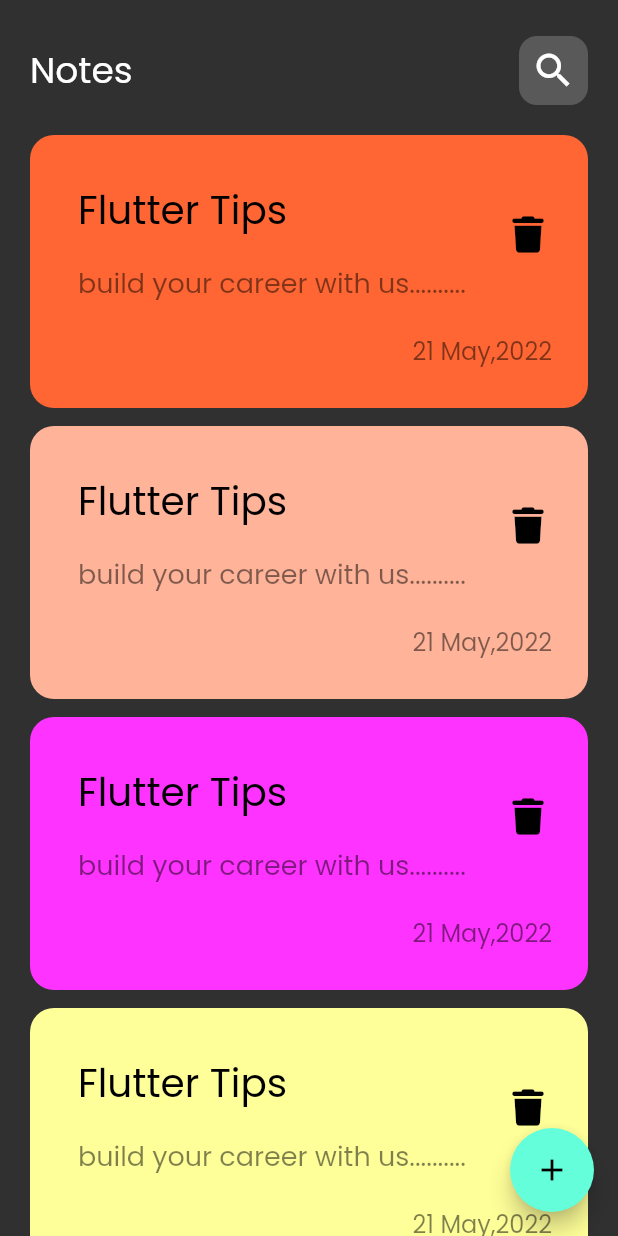
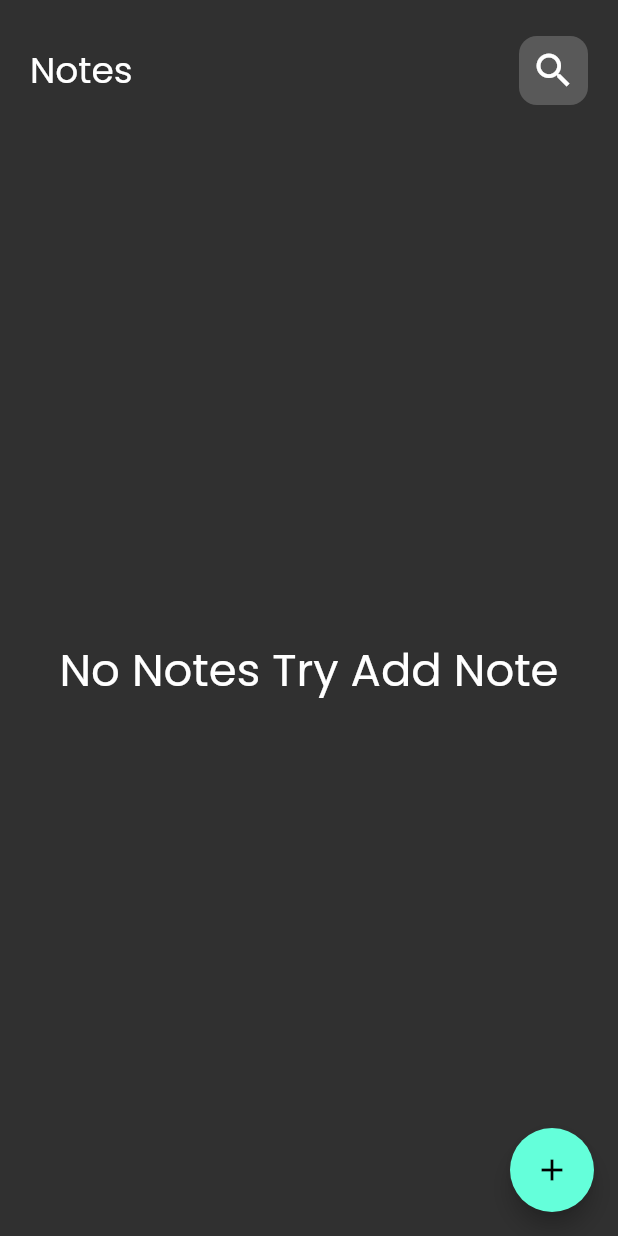
Before and after one commit to abdelrahmanredaelgendy/notes_app, a Flutter app: the screen it shows after launch, on a phone screen of 412 x 824 dp. Run offline on Flutter 3.47's test engine with Material 2 defaults, Android fonts, the phone set to English and light mode, and no system bars; our stand-ins replace flutter_bloc, font_awesome_flutter, google_fonts, hive, hive_flutter, infinite_scroll_pagination; accounts and stored records are empty.

Commit message:
create bloc and get data from local storage hive

```diff
--- a/lib/bloc/note_event.dart
+++ b/lib/bloc/note_event.dart
@@ -3,7 +3,7 @@ part of 'note_bloc.dart';
 @immutable
 abstract class NoteEvent {}
 
-<<<<<<< HEAD
+
 class AddNoteEvent extends NoteEvent {
   final NoteModel noteModel;
 
@@ -15,12 +15,3 @@ class DeleteNoteEvent extends NoteEvent {
 }
 
 class LoadDataEvent extends NoteEvent {}
-=======
-// class AddNoteEvent extends NoteEvent {
-//   final NoteModel noteModel;
-//
-//   AddNoteEvent({required this.noteModel});
-// }
-// class EditNoteEvent extends NoteEvent {}
-class LoadDataEvent extends NoteEvent{}
->>>>>>> origin/main
--- a/lib/bloc/note_state.dart
+++ b/lib/bloc/note_state.dart
@@ -5,19 +5,9 @@ abstract class NoteState {}
 
 class NoteInitial extends NoteState {}
 
-<<<<<<< HEAD
 class AddNoteSuccess extends NoteState {}
 
 class AddNoteFailure extends NoteState {}
-=======
-// class AddNoteSuccess extends NoteState {
-//   final Box<NoteModel> noteBox;
-//
-//   AddNoteSuccess({required this.noteBox});
-// }
-
-//class AddNoteFailure extends NoteState {}
->>>>>>> origin/main
 
 class LoadNoteSuccess extends NoteState {
   final List<NoteModel> noteList;
@@ -27,16 +17,6 @@ class LoadNoteSuccess extends NoteState {
 
 class LoadNoteFailure extends NoteState {}
 
-<<<<<<< HEAD
 class DeleteNoteSuccess extends NoteState {}
 
 class DeleteNoteFailure extends NoteState {}
-=======
-// class AddNoteLoading extends NoteState {}
-
-// class EditNoteSuccess extends NoteState {}
-//
-// class EditNoteFailure extends NoteState {}
->>>>>>> origin/main
-//
-// class EditNoteLoading extends NoteState {}
--- a/lib/views/widgets/custom_note_item.dart
+++ b/lib/views/widgets/custom_note_item.dart
@@ -1,13 +1,14 @@
 import 'package:flutter/material.dart';
+import 'package:flutter_bloc/flutter_bloc.dart';
 import 'package:font_awesome_flutter/font_awesome_flutter.dart';
 import 'package:google_fonts/google_fonts.dart';
+import 'package:note_app/bloc/note_bloc.dart';
+import 'package:note_app/models/note_model.dart';
 import 'package:note_app/views/edit_note_view.dart';
 
 class NoteItem extends StatelessWidget {
-  const NoteItem({super.key, required this.color});
-
-  final Color color;
-
+  const NoteItem({super.key, required this.noteModel});
+  final NoteModel noteModel;
   @override
   Widget build(BuildContext context) {
     return GestureDetector(
@@ -22,26 +23,29 @@ class NoteItem extends StatelessWidget {
         padding: const EdgeInsets.only(top: 26, bottom: 26, left: 16),
         decoration: BoxDecoration(
           borderRadius: BorderRadius.circular(16),
-          color: color,
+          color: Color(noteModel.color),
         ),
         child: Column(
           crossAxisAlignment: CrossAxisAlignment.end,
           children: [
             ListTile(
               title: Text(
-                "Flutter Tips",
+                noteModel.title,
                 style: GoogleFonts.poppins(color: Colors.black, fontSize: 26),
               ),
               subtitle: Padding(
                 padding: const EdgeInsets.symmetric(vertical: 16.0),
                 child: Text(
-                  "build your career with us..........",
+                  noteModel.subTitle,
                   style: GoogleFonts.poppins(
                       color: Colors.black.withOpacity(0.5), fontSize: 18),
                 ),
               ),
               trailing: IconButton(
-                onPressed: () {},
+                onPressed: () async{
+                  await noteModel.delete();
+                  BlocProvider.of<NoteBloc>(context).add(DeleteNoteEvent());
+                },
                 icon: const Icon(
                   FontAwesomeIcons.trash,
                   color: Colors.black,
--- a/lib/views/widgets/note_list_view.dart
+++ b/lib/views/widgets/note_list_view.dart
@@ -1,8 +1,15 @@
 import 'package:flutter/material.dart';
+
+import 'package:google_fonts/google_fonts.dart';
+import 'package:infinite_scroll_pagination/infinite_scroll_pagination.dart';
+
+import 'package:note_app/models/note_model.dart';
 import 'package:note_app/views/widgets/custom_note_item.dart';
 
 class NoteListView extends StatelessWidget {
-  const NoteListView({super.key});
+  final PagingController<int, NoteModel> pagingController;
+
+  const NoteListView({super.key, required this.pagingController});
 
   final List<Color> colorArray = const [
     Color(0xFFFF6633),
@@ -57,18 +64,32 @@ class NoteListView extends StatelessWidget {
 
   @override
   Widget build(BuildContext context) {
-    return ListView.separated(
-        padding: const EdgeInsets.symmetric(vertical: 20),
-        itemBuilder: (context, index) {
-          return NoteItem(
-            color: index >= colorArray.length
-                ? const Color(0xffffcc80)
-                : colorArray[index],
+    return PagedListView<int, NoteModel>(
+      pagingController: pagingController,
+      builderDelegate: PagedChildBuilderDelegate<NoteModel>(
+        noItemsFoundIndicatorBuilder: (context) => Center(
+          child: Text(
+            "No Notes Try Add Note",
+            style: GoogleFonts.poppins(fontSize: 30),
+          ),
+        ),
+        firstPageErrorIndicatorBuilder: (context) => Center(
+          child: Text(
+            "Can not load data",
+            style: GoogleFonts.poppins(fontSize: 30),
+          ),
+        ),
+        firstPageProgressIndicatorBuilder: (context) =>
+            const Center(child: CircularProgressIndicator()),
+        itemBuilder: (context, item, index) {
+          return Padding(
+            padding: const EdgeInsets.symmetric(vertical: 14),
+            child: NoteItem(
+              noteModel: item,
+            ),
           );
         },
-        separatorBuilder: (context, index) => const SizedBox(
-              height: 12,
-            ),
-        itemCount: 12);
+      ),
+    );
   }
 }
--- a/lib/views/widgets/notes_view_body.dart
+++ b/lib/views/widgets/notes_view_body.dart
@@ -1,22 +1,60 @@
 import 'package:flutter/material.dart';
+import 'package:flutter_bloc/flutter_bloc.dart';
+import 'package:infinite_scroll_pagination/infinite_scroll_pagination.dart';
+import 'package:note_app/bloc/note_bloc.dart';
+import 'package:note_app/models/note_model.dart';
 import 'package:note_app/views/widgets/custom_app_bar.dart';
 import 'package:note_app/views/widgets/note_list_view.dart';
 
-class NotesBody extends StatelessWidget {
+class NotesBody extends StatefulWidget {
   const NotesBody({super.key});
 
   @override
+  State<NotesBody> createState() => _NotesBodyState();
+}
+
+class _NotesBodyState extends State<NotesBody> {
+  final PagingController<int, NoteModel> pagingController =
+      PagingController(firstPageKey: 0);
+  List<NoteModel> noteList = [];
+
+  @override
+  void initState() {
+    pagingController.addPageRequestListener((pageKey) {
+      BlocProvider.of<NoteBloc>(context).add(LoadDataEvent());
+    });
+    super.initState();
+  }
+
+  @override
   Widget build(BuildContext context) {
-    return const Padding(
-      padding: EdgeInsets.symmetric(horizontal: 20),
+    return Padding(
+      padding: const EdgeInsets.symmetric(horizontal: 20),
       child: Column(
         children: [
-          SizedBox(height: 24),
-          CustomAppBar(
+          const SizedBox(height: 24),
+          const CustomAppBar(
             title: "Notes",
             icon: Icons.search,
           ),
-          Expanded(child: NoteListView()),
+          BlocListener<NoteBloc, NoteState>(
+            listener: (context, state) {
+              if (state is LoadNoteSuccess) {
+                noteList = state.noteList;
+                pagingController.appendLastPage(noteList);
+              } else if (state is DeleteNoteSuccess) {
+                pagingController.refresh();
+                print('AddNote Delete ${pagingController.itemList?.length}');
+              } else if (state is AddNoteSuccess) {
+                pagingController.refresh();
+                print('AddNote AddNote ${pagingController.itemList?.length}');
+              }
+            },
+            child: Expanded(
+                child: NoteListView(
+              pagingController: pagingController,
+            )),
+          ),
         ],
       ),
     );
```
Also changed, not shown: lib/bloc/note_bloc.dart (+3 -35 lines).
